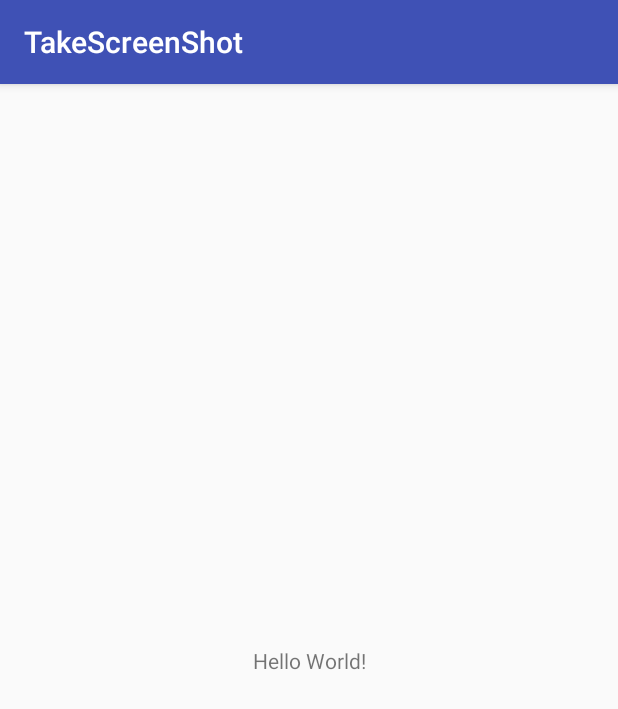
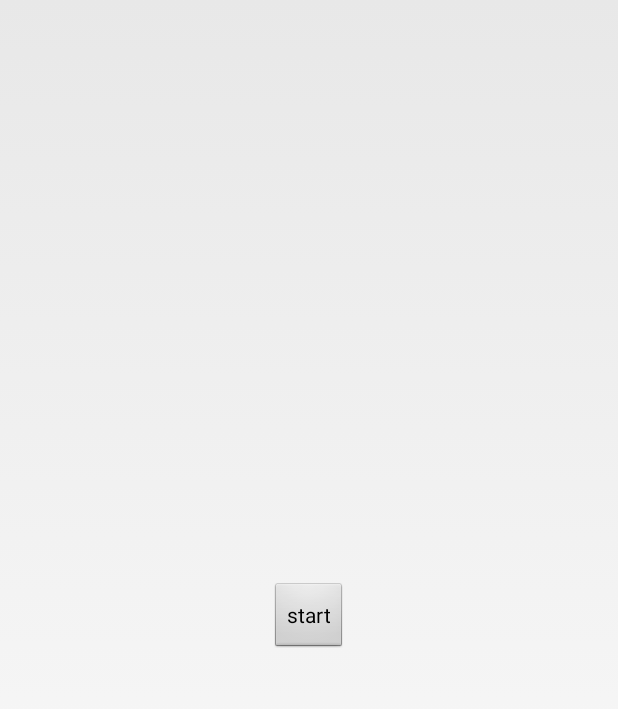
Before and after one commit to yuuma30/TakeScreenShot, an Android app: the screen it shows after launch (MainActivity), on a phone screen of 412 x 824 dp. Shown: the top 709 px of the screen. Run offline under Robolectric (Android 15) with nearby library versions, the phone set to English and light mode, and no system bars.

Commit message:
サービス追加、画面全面表示

```diff
--- a/app/build.gradle
+++ b/app/build.gradle
@@ -4,8 +4,8 @@ android {
     compileSdkVersion 26
     defaultConfig {
         applicationId "com.reon.yuuma.takescreenshot"
-        minSdkVersion 23
-        targetSdkVersion 26
+        minSdkVersion 19
+        targetSdkVersion 23
         versionCode 1
         versionName "1.0"
         testInstrumentationRunner "android.support.test.runner.AndroidJUnitRunner"
--- a/app/src/main/java/com/reon/yuuma/takescreenshot/MainActivity.java
+++ b/app/src/main/java/com/reon/yuuma/takescreenshot/MainActivity.java
@@ -1,18 +1,61 @@
 package com.reon.yuuma.takescreenshot;
 
+import android.annotation.TargetApi;
+import android.app.Activity;
 import android.content.Intent;
+import android.net.Uri;
+import android.os.Build;
+import android.provider.Settings;
 import android.support.v7.app.AppCompatActivity;
 import android.os.Bundle;
+import android.view.View;
+import android.widget.Button;
 
-public class MainActivity extends AppCompatActivity {
-    private boolean enabled = true;
+public class MainActivity extends Activity {
+    public static int OVERLAY_PERMISSION_REQ_CODE = 1000;
 
+    private Button mButtonStart;
     @Override
     protected void onCreate(Bundle savedInstanceState) {
         super.onCreate(savedInstanceState);
         setContentView(R.layout.activity_main);
+
+        //権限チェック
+        if (Build.VERSION.SDK_INT >= 23) {
+            // API23以上
+            checkPermission();
+        }
+
+        mButtonStart = (Button)findViewById(R.id.startbutton);
+        mButtonStart.setOnClickListener(new View.OnClickListener() {
+            @Override
+            public void onClick(View v){
+                Intent intent = new Intent(getApplication(), TakeService.class);
+                //常駐サービス開始
+                startService(intent);
+            }
+        });
+
+
     }
 
+    @TargetApi(Build.VERSION_CODES.M)
+    public void checkPermission() {
+        if (!Settings.canDrawOverlays(this)){
+            Intent intent = new Intent(Settings.ACTION_MANAGE_OVERLAY_PERMISSION,
+                    Uri.parse("package:" + getPackageName()));
+            startActivityForResult(intent, OVERLAY_PERMISSION_REQ_CODE);
+        }
+    }
+
+    @TargetApi(Build.VERSION_CODES.M)
+    protected void onActivityForResult(int requestCode, int resultCode, Intent data) {
+        if (requestCode == OVERLAY_PERMISSION_REQ_CODE) {
+            if (!Settings.canDrawOverlays(this)) {
+                // 権限許可されていない
+            }
+        }
+    }
     @Override
     protected void onStart() {
         super.onStart();
--- a/app/src/main/res/layout/activity_main.xml
+++ b/app/src/main/res/layout/activity_main.xml
@@ -1,18 +1,16 @@
 <?xml version="1.0" encoding="utf-8"?>
-<android.support.constraint.ConstraintLayout xmlns:android="http://schemas.android.com/apk/res/android"
+<LinearLayout xmlns:android="http://schemas.android.com/apk/res/android"
     xmlns:app="http://schemas.android.com/apk/res-auto"
     xmlns:tools="http://schemas.android.com/tools"
     android:layout_width="match_parent"
     android:layout_height="match_parent"
+    android:gravity="center"
     tools:context="com.reon.yuuma.takescreenshot.MainActivity">
 
-    <TextView
+    <Button
+        android:id="@+id/startbutton"
         android:layout_width="wrap_content"
         android:layout_height="wrap_content"
-        android:text="Hello World!"
-        app:layout_constraintBottom_toBottomOf="parent"
-        app:layout_constraintLeft_toLeftOf="parent"
-        app:layout_constraintRight_toRightOf="parent"
-        app:layout_constraintTop_toTopOf="parent" />
-
-</android.support.constraint.ConstraintLayout>
+        android:layout_gravity="center"
+        android:text="start" />
+</LinearLayout>
```
Also changed, not shown: app/src/main/AndroidManifest.xml (+5 -3 lines), app/src/main/java/com/reon/yuuma/takescreenshot/TakeService.java (added, +120 -0 lines), app/src/main/res/layout/service_takebutton.xml (added, +13 -0 lines), app/src/main/res/layout/service_takedetail.xml (added, +56 -0 lines).
